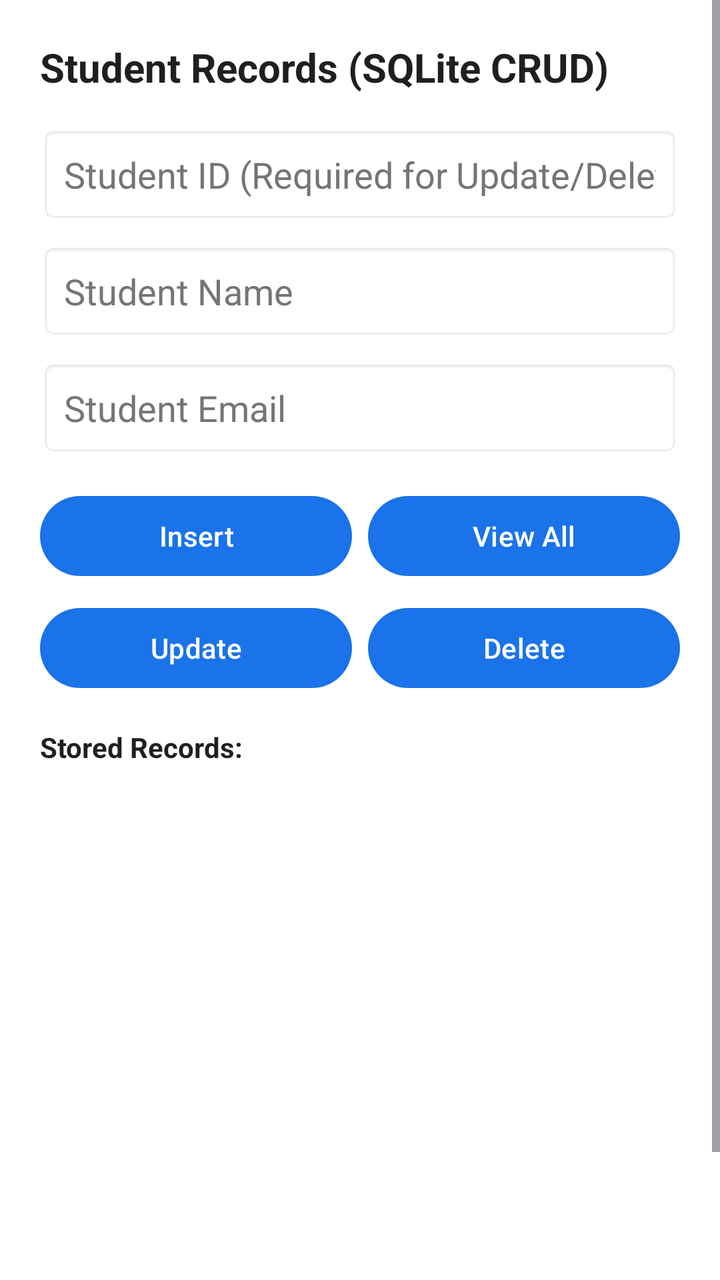
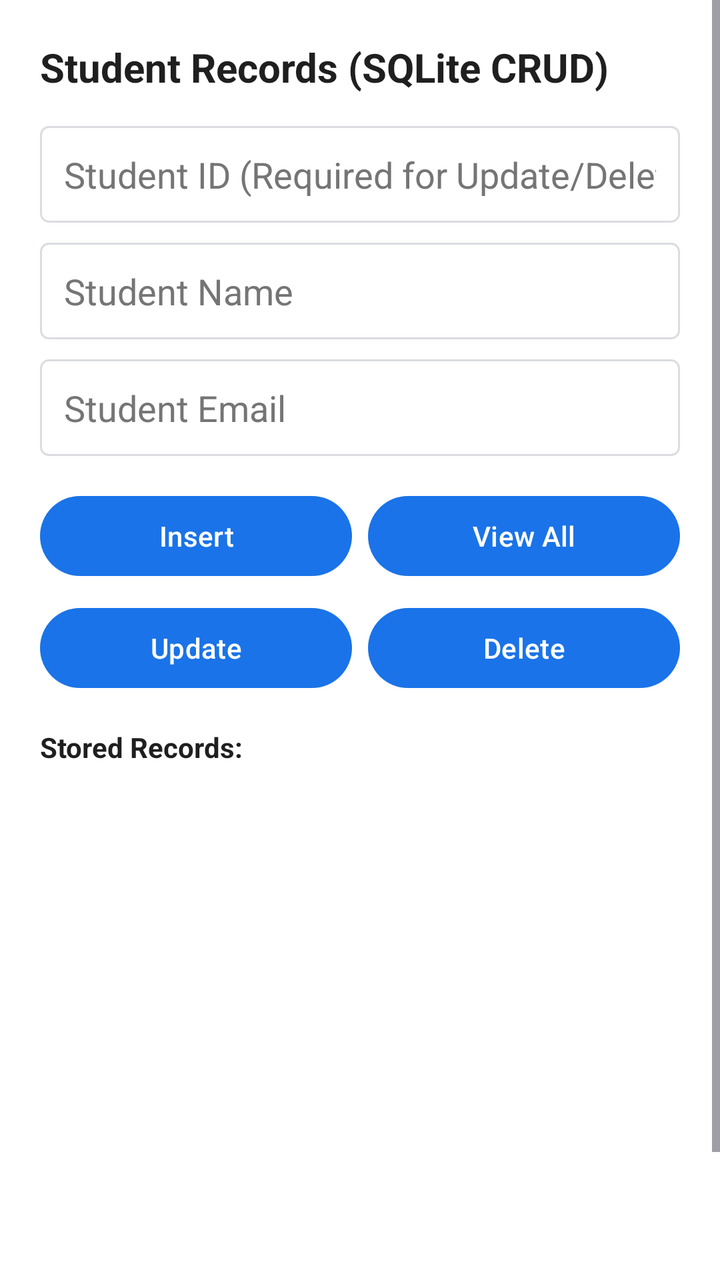

Before-and-after screenshots of an Android layout around one commit, followed by the original layout XML and the change that was made.
<!-- AndroidManifest.xml: application theme Theme.CRUDApp -->
<!-- res/layout/activity_main.xml -->
<?xml version="1.0" encoding="utf-8"?>
<ScrollView
    xmlns:android="http://schemas.android.com/apk/res/android"
    android:layout_width="match_parent"
    android:layout_height="match_parent"
    android:background="#FFFFFF"
    android:fillViewport="true">

    <LinearLayout
        android:layout_width="match_parent"
        android:layout_height="wrap_content"
        android:orientation="vertical"
        android:padding="20dp"
        android:background="#FFFFFF">

        <TextView
            android:layout_width="wrap_content"
            android:layout_height="wrap_content"
            android:text="Student Records (SQLite CRUD)"
            android:textSize="20sp"
            android:textStyle="bold"
            android:textColor="#1F1F1F"
            android:layout_marginBottom="16dp"/>

        <EditText
            android:id="@+id/etStudentId"
            android:layout_width="match_parent"
            android:layout_height="wrap_content"
            android:hint="Student ID (Required for Update/Delete)"
            android:textColor="#1F1F1F"
            android:textColorHint="#757575"
            android:inputType="number"
            android:padding="12dp"
            android:background="@android:drawable/editbox_background_normal"
            android:layout_marginBottom="10dp"/>

        <EditText
            android:id="@+id/etStudentName"
            android:layout_width="match_parent"
            android:layout_height="wrap_content"
            android:hint="Student Name"
            android:textColor="#1F1F1F"
            android:textColorHint="#757575"
            android:inputType="textPersonName"
            android:padding="12dp"
            android:background="@android:drawable/editbox_background_normal"
            android:layout_marginBottom="10dp"/>

        <EditText
            android:id="@+id/etStudentEmail"
            android:layout_width="match_parent"
            android:layout_height="wrap_content"
            android:hint="Student Email"
            android:textColor="#1F1F1F"
            android:textColorHint="#757575"
            android:inputType="textEmailAddress"
            android:padding="12dp"
            android:background="@android:drawable/editbox_background_normal"
            android:layout_marginBottom="16dp"/>

        
        <LinearLayout
            android:layout_width="match_parent"
            android:layout_height="wrap_content"
            android:orientation="horizontal"
            android:layout_marginBottom="8dp">

            <Button
                android:id="@+id/btnInsert"
                android:layout_width="0dp"
                android:layout_height="wrap_content"
                android:layout_weight="1"
                android:text="Insert"
                android:layout_marginEnd="4dp"/>

            <Button
                android:id="@+id/btnViewAll"
                android:layout_width="0dp"
                android:layout_height="wrap_content"
                android:layout_weight="1"
                android:text="View All"
                android:layout_marginStart="4dp"/>
        </LinearLayout>

        <LinearLayout
            android:layout_width="match_parent"
            android:layout_height="wrap_content"
            android:orientation="horizontal"
            android:layout_marginBottom="16dp">

            <Button
                android:id="@+id/btnUpdate"
                android:layout_width="0dp"
                android:layout_height="wrap_content"
                android:layout_weight="1"
                android:text="Update"
                android:layout_marginEnd="4dp"/>

            <Button
                android:id="@+id/btnDelete"
                android:layout_width="0dp"
                android:layout_height="wrap_content"
                android:layout_weight="1"
                android:text="Delete"
                android:layout_marginStart="4dp"/>
        </LinearLayout>

        <TextView
            android:id="@+id/tvRecordsHeader"
            android:layout_width="wrap_content"
            android:layout_height="wrap_content"
            android:text="Stored Records:"
            android:textStyle="bold"
            android:textColor="#1F1F1F"
            android:layout_marginBottom="8dp"/>

        <ListView
            android:id="@+id/lvStudents"
            android:layout_width="match_parent"
            android:layout_height="300dp"
            android:background="#FFFFFF"
            android:divider="#E0E0E0"
            android:dividerHeight="1dp"
            android:nestedScrollingEnabled="true"/>

    </LinearLayout>
</ScrollView>
<!-- resources referenced by this layout -->
<resources>
  <style name="Theme.CRUDApp" parent="Theme.Material3.Light.NoActionBar">
          
          <item name="android:statusBarColor">#FFFFFF</item>
          <item name="android:windowLightStatusBar">true</item>
          <item name="android:colorBackground">#FFFFFF</item>
  
          
          <item name="colorPrimary">#1A73E8</item>
          <item name="colorOnPrimary">#FFFFFF</item>
          <item name="colorSurface">#FFFFFF</item>
          <item name="colorOnSurface">#1F1F1F</item>
      </style>
</resources>

<!-- the commit's change to res/layout/activity_main.xml (unified diff, before → after) -->
@@ -31,7 +31,7 @@
             android:textColorHint="#757575"
             android:inputType="number"
             android:padding="12dp"
-            android:background="@android:drawable/editbox_background_normal"
+            android:background="@drawable/edit_text_border"
             android:layout_marginBottom="10dp"/>
 
         <EditText
@@ -43,7 +43,7 @@
             android:textColorHint="#757575"
             android:inputType="textPersonName"
             android:padding="12dp"
-            android:background="@android:drawable/editbox_background_normal"
+            android:background="@drawable/edit_text_border"
             android:layout_marginBottom="10dp"/>
 
         <EditText
@@ -55,7 +55,7 @@
             android:textColorHint="#757575"
             android:inputType="textEmailAddress"
             android:padding="12dp"
-            android:background="@android:drawable/editbox_background_normal"
+            android:background="@drawable/edit_text_border"
             android:layout_marginBottom="16dp"/>
 
         
<!-- resource entries referenced after the edit -->
@@ -1,9 +1,20 @@
 <!-- resources referenced by this layout -->
 <resources>
+  <!-- drawable edit_text_border (drawable) -->
+  <?xml version="1.0" encoding="utf-8"?>
+  <shape xmlns:android="http://schemas.android.com/apk/res/android"
+      android:shape="rectangle">
+      <solid android:color="#FFFFFF"/>
+      <stroke android:width="1dp" android:color="#DADCE0"/>
+      <corners android:radius="4dp"/>
+      <padding android:left="12dp" android:top="12dp" android:right="12dp" android:bottom="12dp"/>
+  </shape>
   <style name="Theme.CRUDApp" parent="Theme.Material3.Light.NoActionBar">
           
           <item name="android:statusBarColor">#FFFFFF</item>
           <item name="android:windowLightStatusBar">true</item>
+          <item name="android:navigationBarColor">#FFFFFF</item>
+          <item name="android:windowLightNavigationBar">true</item>
           <item name="android:colorBackground">#FFFFFF</item>
   
           
